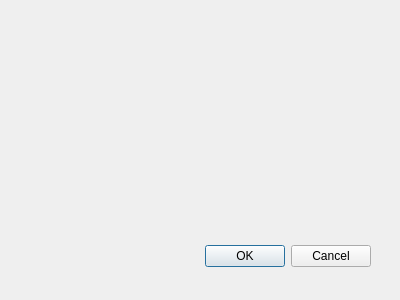
The window that propertiesdialog.ui (abnd90/Qpod) describes before a commit, drawn with Qt 5.
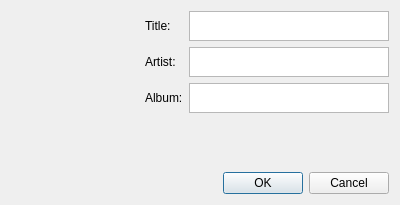
The same window after the commit. Icons and pictures are not drawn.

Commit message: Added properties dialog

```diff
--- a/propertiesdialog.ui
+++ b/propertiesdialog.ui
@@ -1,36 +1,152 @@
-<ui version="4.0" >
- <author></author>
- <comment></comment>
- <exportmacro></exportmacro>
- <class>Dialog</class>
- <widget class="QDialog" name="Dialog" >
-  <property name="geometry" >
+<?xml version="1.0" encoding="UTF-8"?>
+<ui version="4.0">
+ <class>PropertiesDialog</class>
+ <widget class="QDialog" name="PropertiesDialog">
+  <property name="geometry">
    <rect>
     <x>0</x>
     <y>0</y>
     <width>400</width>
-    <height>300</height>
+    <height>205</height>
    </rect>
   </property>
   <property name="windowTitle" >
    <string>Dialog</string>
   </property>
-  <widget class="QDialogButtonBox" name="buttonBox" >
-   <property name="geometry" >
-    <rect>
-     <x>30</x>
-     <y>240</y>
-     <width>341</width>
-     <height>32</height>
-    </rect>
-   </property>
-   <property name="orientation" >
-    <enum>Qt::Horizontal</enum>
-   </property>
-   <property name="standardButtons" >
-    <set>QDialogButtonBox::Cancel|QDialogButtonBox::Ok</set>
-   </property>
-  </widget>
+  <layout class="QGridLayout" name="gridLayout">
+   <item row="0" column="0" rowspan="4">
+    <widget class="QLabel" name="AlbumArt">
+     <property name="minimumSize">
+      <size>
+       <width>128</width>
+       <height>128</height>
+      </size>
+     </property>
+     <property name="text">
+      <string>&lt;!DOCTYPE HTML PUBLIC &quot;-//W3C//DTD HTML 4.0//EN&quot; &quot;http://www.w3.org/TR/REC-html40/strict.dtd&quot;&gt;
+&lt;html&gt;&lt;head&gt;&lt;meta name=&quot;qrichtext&quot; content=&quot;1&quot; /&gt;&lt;style type=&quot;text/css&quot;&gt;
+p, li { white-space: pre-wrap; }
+&lt;/style&gt;&lt;/head&gt;&lt;body style=&quot; font-family:'Bitstream Vera Sans'; font-size:9pt; font-weight:400; font-style:normal;&quot;&gt;
+&lt;p style=&quot; margin-top:0px; margin-bottom:0px; margin-left:0px; margin-right:0px; -qt-block-indent:0; text-indent:0px;&quot;&gt;&lt;img src=&quot;:/images/no-cover-art.jpg&quot; /&gt;&lt;/p&gt;&lt;/body&gt;&lt;/html&gt;</string>
+     </property>
+    </widget>
+   </item>
+   <item row="0" column="1">
+    <widget class="QLabel" name="TitleLabel">
+     <property name="text">
+      <string>Title:</string>
+     </property>
+    </widget>
+   </item>
+   <item row="0" column="2">
+    <widget class="QPlainTextEdit" name="TitleBox">
+     <property name="minimumSize">
+      <size>
+       <width>0</width>
+       <height>25</height>
+      </size>
+     </property>
+     <property name="maximumSize">
+      <size>
+       <width>16777215</width>
+       <height>30</height>
+      </size>
+     </property>
+     <property name="verticalScrollBarPolicy">
+      <enum>Qt::ScrollBarAlwaysOff</enum>
+     </property>
+     <property name="horizontalScrollBarPolicy">
+      <enum>Qt::ScrollBarAlwaysOff</enum>
+     </property>
+     <property name="tabChangesFocus">
+      <bool>true</bool>
+     </property>
+     <property name="lineWrapMode">
+      <enum>QPlainTextEdit::NoWrap</enum>
+     </property>
+    </widget>
+   </item>
+   <item row="1" column="1">
+    <widget class="QLabel" name="ArtistLabel">
+     <property name="text">
+      <string>Artist:</string>
+     </property>
+    </widget>
+   </item>
+   <item row="1" column="2">
+    <widget class="QPlainTextEdit" name="ArtistBox">
+     <property name="minimumSize">
+      <size>
+       <width>0</width>
+       <height>25</height>
+      </size>
+     </property>
+     <property name="maximumSize">
+      <size>
+       <width>16777215</width>
+       <height>30</height>
+      </size>
+     </property>
+     <property name="verticalScrollBarPolicy">
+      <enum>Qt::ScrollBarAlwaysOff</enum>
+     </property>
+     <property name="horizontalScrollBarPolicy">
+      <enum>Qt::ScrollBarAlwaysOff</enum>
+     </property>
+     <property name="tabChangesFocus">
+      <bool>true</bool>
+     </property>
+     <property name="lineWrapMode">
+      <enum>QPlainTextEdit::NoWrap</enum>
+     </property>
+    </widget>
+   </item>
+   <item row="2" column="2">
+    <widget class="QPlainTextEdit" name="AlbumBox">
+     <property name="minimumSize">
+      <size>
+       <width>0</width>
+       <height>25</height>
+      </size>
+     </property>
+     <property name="maximumSize">
+      <size>
+       <width>16777215</width>
+       <height>30</height>
+      </size>
+     </property>
+     <property name="verticalScrollBarPolicy">
+      <enum>Qt::ScrollBarAlwaysOff</enum>
+     </property>
+     <property name="horizontalScrollBarPolicy">
+      <enum>Qt::ScrollBarAlwaysOff</enum>
+     </property>
+     <property name="tabChangesFocus">
+      <bool>true</bool>
+     </property>
+     <property name="lineWrapMode">
+      <enum>QPlainTextEdit::NoWrap</enum>
+     </property>
+    </widget>
+   </item>
+   <item row="4" column="2">
+    <widget class="QDialogButtonBox" name="buttonBox">
+     <property name="orientation">
+      <enum>Qt::Horizontal</enum>
+     </property>
+     <property name="standardButtons">
+      <set>QDialogButtonBox::Cancel|QDialogButtonBox::Ok</set>
+     </property>
+    </widget>
+   </item>
+   <item row="2" column="1">
+    <widget class="QLabel" name="AlbumLabel">
+     <property name="text">
+      <string>Album:</string>
+     </property>
+    </widget>
+   </item>
+  </layout>
  </widget>
  <pixmapfunction></pixmapfunction>
  <resources/>
```
Left out of the diff: 17 changed lines with no effect on the pictures. The commit also changes 12 other files.
